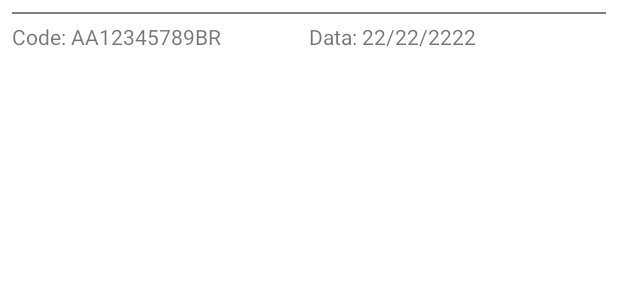
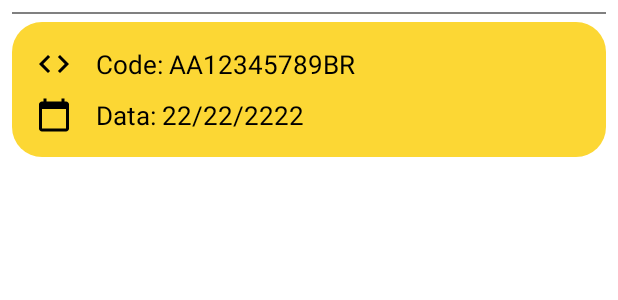
Before and after one commit to apollodaniel/consulta_correios, an Android app: the layout history_adapter.xml on its own in the app's theme, with its tools: preview values and no code run, on a phone screen of 412 x 824 dp. Shown: the top 300 px of the screen. Run offline under Robolectric (Android 15) with nearby library versions, the phone set to English and light mode, and no system bars.

Commit message:
History activity ui improved

```diff
--- /dev/null
+++ b/app/src/main/res/drawable/history_item_round.xml
@@ -0,0 +1,5 @@
+<?xml version="1.0" encoding="utf-8"?>
+<shape xmlns:android="http://schemas.android.com/apk/res/android">
+    <solid android:color="@color/primary"/>
+    <corners android:radius="20dp"/>
+</shape>
--- /dev/null
+++ b/app/src/main/res/drawable/ic_calendary.xml
@@ -0,0 +1,10 @@
+<vector xmlns:android="http://schemas.android.com/apk/res/android"
+    android:width="24dp"
+    android:height="24dp"
+    android:viewportWidth="24"
+    android:viewportHeight="24"
+    android:tint="@color/black">
+  <path
+      android:fillColor="@android:color/white"
+      android:pathData="M20,3h-1L19,1h-2v2L7,3L7,1L5,1v2L4,3c-1.1,0 -2,0.9 -2,2v16c0,1.1 0.9,2 2,2h16c1.1,0 2,-0.9 2,-2L22,5c0,-1.1 -0.9,-2 -2,-2zM20,21L4,21L4,8h16v13z"/>
+</vector>
--- /dev/null
+++ b/app/src/main/res/drawable/ic_code.xml
@@ -0,0 +1,10 @@
+<vector xmlns:android="http://schemas.android.com/apk/res/android"
+    android:width="24dp"
+    android:height="24dp"
+    android:viewportWidth="24"
+    android:viewportHeight="24"
+    android:tint="@color/black">
+  <path
+      android:fillColor="@android:color/white"
+      android:pathData="M9.4,16.6L4.8,12l4.6,-4.6L8,6l-6,6 6,6 1.4,-1.4zM14.6,16.6l4.6,-4.6 -4.6,-4.6L16,6l6,6 -6,6 -1.4,-1.4z"/>
+</vector>
--- a/app/src/main/res/drawable/input_round.xml
+++ b/app/src/main/res/drawable/input_round.xml
@@ -2,5 +2,5 @@
 <shape xmlns:android="http://schemas.android.com/apk/res/android">
     <stroke android:color="@color/primary" android:width="2dp"/>
     <solid android:color="?android:colorBackground"/>
-    <corners android:radius="10dp"/>
+    <corners android:radius="100dp"/>
 </shape>
--- a/app/src/main/res/layout/history_adapter.xml
+++ b/app/src/main/res/layout/history_adapter.xml
@@ -16,24 +16,35 @@
 
     <LinearLayout
         android:layout_width="match_parent"
-        android:layout_height="match_parent"
-        android:orientation="horizontal">
+        android:layout_height="wrap_content"
+        android:background="@drawable/history_item_round"
+        android:padding="16dp"
+        android:orientation="vertical">
 
 
         <TextView
             android:id="@+id/history_adapter_txt_code"
-            android:layout_width="0dp"
-            android:layout_height="wrap_content"
+            android:layout_width="wrap_content"
+            android:layout_height="0dp"
             android:layout_weight="1"
+            android:textSize="17sp"
             android:text="Code: AA12345789BR"
+            android:textColor="@color/black"
+            android:drawableLeft="@drawable/ic_code"
+            android:drawablePadding="16dp"
             tools:ignore="HardcodedText" />
 
         <TextView
             android:id="@+id/history_adapter_txt_data"
-            android:layout_width="0dp"
-            android:layout_height="wrap_content"
+            android:layout_width="wrap_content"
+            android:layout_height="0dp"
+            android:layout_marginTop="10dp"
+            android:textSize="17sp"
             android:layout_weight="1"
             android:text="Data: 22/22/2222"
+            android:textColor="@color/black"
+            android:drawableLeft="@drawable/ic_calendary"
+            android:drawablePadding="16dp"
             tools:ignore="HardcodedText" />
     </LinearLayout>
 
```
Also changed, not shown: app/src/main/res/drawable/ic_back_arrow.xml (added, +10 -0 lines), app/src/main/res/layout/activity_history.xml (+54 -6 lines), app/src/main/java/com/apollo/consulta_correios/ActivityInicio.java (line endings or trailing spaces), 1 other file.
